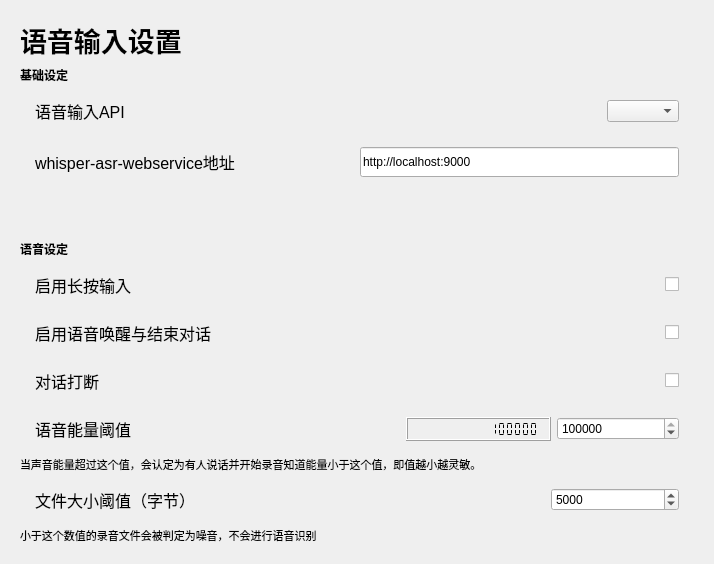
Qt form mianwindow_uichild/setting_voiceinput.ui (Zao-chen/ZcChat) before a commit.
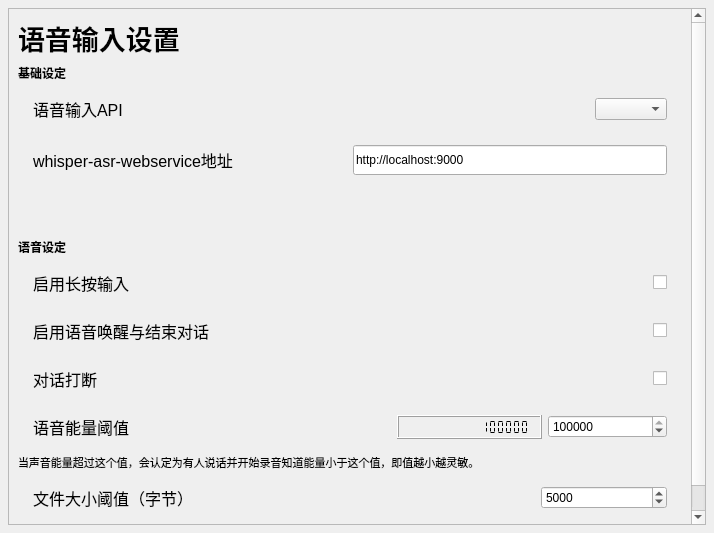
The same form after that commit. The open tabs and pages were chosen to show the change. Custom widgets are drawn as their Qt base class.

Commit message: [refactor] rename setting_actor to setting_actor_interface

```diff
--- a/mianwindow_uichild/setting_voiceinput.ui
+++ b/mianwindow_uichild/setting_voiceinput.ui
@@ -13,19 +13,34 @@
   <property name="windowTitle">
    <string>Form</string>
   </property>
-  <layout class="QVBoxLayout" name="verticalLayout" stretch="0,0,0,0,0,0,0,0,0,0,0,0,100">
+  <layout class="QVBoxLayout" name="verticalLayout" stretch="0">
    <property name="leftMargin">
-    <number>20</number>
+    <number>8</number>
    </property>
    <property name="topMargin">
-    <number>20</number>
+    <number>8</number>
    </property>
    <property name="rightMargin">
-    <number>20</number>
+    <number>8</number>
    </property>
    <property name="bottomMargin">
-    <number>20</number>
+    <number>8</number>
    </property>
+   <item>
+    <widget class="QScrollArea" name="scrollArea">
+     <property name="widgetResizable">
+      <bool>true</bool>
+     </property>
+     <widget class="QWidget" name="scrollAreaWidgetContents">
+      <property name="geometry">
+       <rect>
+        <x>0</x>
+        <y>0</y>
+        <width>696</width>
+        <height>515</height>
+       </rect>
+      </property>
+      <layout class="QVBoxLayout" name="verticalLayout_2" stretch="0,0,0,0,0,0,0,0,0,0,0,0,1">
    <item>
     <widget class="ElaText" name="label">
      <property name="font">
@@ -494,30 +509,29 @@
      <property name="sizeHint" stdset="0">
       <size>
        <width>20</width>
-       <height>40</height>
+           <height>1</height>
       </size>
      </property>
     </spacer>
+       </item>
+      </layout>
+     </widget>
+    </widget>
    </item>
   </layout>
  </widget>
  <customwidgets>
+  <customwidget>
+   <class>ElaText</class>
+   <extends>QLabel</extends>
+   <header location="global">elatext.h</header>
+  </customwidget>
   <customwidget>
    <class>ElaScrollPageArea</class>
    <extends>QWidget</extends>
    <header location="global">elascrollpagearea.h</header>
    <container>1</container>
   </customwidget>
-  <customwidget>
-   <class>ElaText</class>
-   <extends>QLabel</extends>
-   <header location="global">elatext.h</header>
-  </customwidget>
-  <customwidget>
-   <class>ElaLineEdit</class>
-   <extends>QLineEdit</extends>
-   <header location="global">elalineedit.h</header>
-  </customwidget>
   <customwidget>
    <class>ElaSpinBox</class>
    <extends>QSpinBox</extends>
@@ -528,6 +542,11 @@
    <extends>QComboBox</extends>
    <header location="global">elacombobox.h</header>
   </customwidget>
+  <customwidget>
+   <class>ElaLineEdit</class>
+   <extends>QLineEdit</extends>
+   <header location="global">elalineedit.h</header>
+  </customwidget>
   <customwidget>
    <class>ElaCheckBox</class>
    <extends>QCheckBox</extends>
```
Left out of the diff: 2 changed lines with no effect on the pictures. Lines whose indentation alone changed are shown as unchanged. The commit also changes 13 other files.
